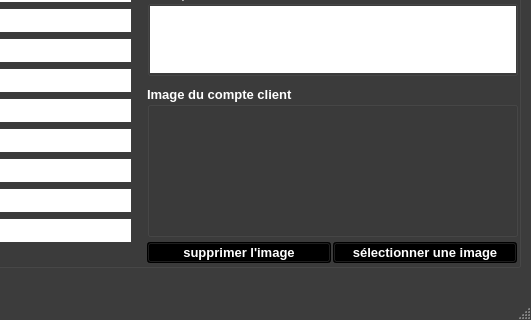
This is ui/yeroth-erp-creer-compte-client-window.ui in xnoumbissinoundou/yeroth-erp-3.0 as Qt 5 draws it before an edit; both pictures show x 268 to 799 and y 281 to 601 of the 799 by 601 pixel window. The edited form follows.
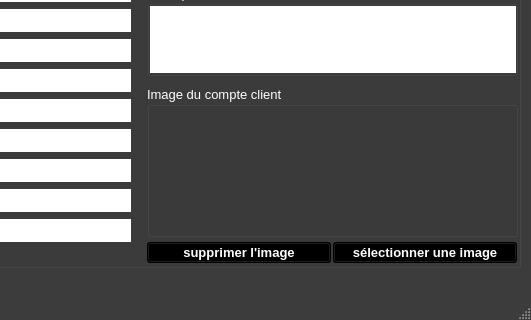
This is the edited form. Icons and pictures are not drawn. Custom widgets are drawn as their Qt base class.

Commit message: On branch master 	modified:   ui/yeroth-erp-creer-compte-client-window.ui

```diff
--- a/ui/yeroth-erp-creer-compte-client-window.ui
+++ b/ui/yeroth-erp-creer-compte-client-window.ui
@@ -10767,8 +10767,8 @@
      <property name="font">
       <font>
        <pointsize>10</pointsize>
-       <weight>75</weight>
-       <bold>true</bold>
+       <weight>50</weight>
+       <bold>false</bold>
       </font>
      </property>
      <property name="title">
```
